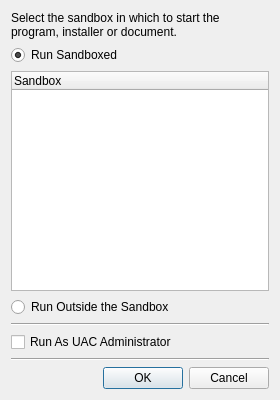
The window that SandboxiePlus/SandMan/Forms/SelectBoxWindow.ui (sandboxie-plus/Sandboxie) describes before a commit, drawn with Qt 5.
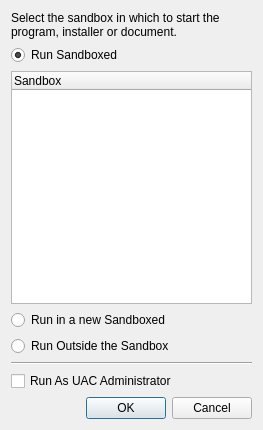
The same window after the commit.

Diff of the .ui file:
```diff
--- a/SandboxiePlus/SandMan/Forms/SelectBoxWindow.ui
+++ b/SandboxiePlus/SandMan/Forms/SelectBoxWindow.ui
@@ -6,8 +6,8 @@
    <rect>
     <x>0</x>
     <y>0</y>
-    <width>280</width>
-    <height>400</height>
+    <width>263</width>
+    <height>430</height>
    </rect>
   </property>
   <property name="sizePolicy">
@@ -34,16 +34,30 @@
   <layout class="QVBoxLayout" name="verticalLayout_2">
    <item>
     <layout class="QGridLayout" name="gridLayout">
-     <item row="0" column="0">
-      <widget class="QLabel" name="label">
+     <item row="5" column="0">
+      <widget class="Line" name="line">
+       <property name="orientation">
+        <enum>Qt::Horizontal</enum>
+       </property>
+      </widget>
+     </item>
+     <item row="1" column="0">
+      <widget class="QRadioButton" name="radBoxed">
        <property name="text">
-        <string>Select the sandbox in which to start the program, installer or document.</string>
+        <string>Run Sandboxed</string>
        </property>
-       <property name="wordWrap">
+       <property name="checked">
         <bool>true</bool>
        </property>
       </widget>
      </item>
+     <item row="7" column="0">
+      <widget class="QDialogButtonBox" name="buttonBox">
+       <property name="standardButtons">
+        <set>QDialogButtonBox::Cancel|QDialogButtonBox::Ok</set>
+       </property>
+      </widget>
+     </item>
      <item row="2" column="0">
       <widget class="QTreeWidget" name="treeBoxes">
        <column>
@@ -53,48 +67,37 @@
        </column>
       </widget>
      </item>
-     <item row="7" column="0">
-      <widget class="QDialogButtonBox" name="buttonBox">
-       <property name="standardButtons">
-        <set>QDialogButtonBox::Cancel|QDialogButtonBox::Ok</set>
-       </property>
-      </widget>
-     </item>
-     <item row="5" column="0">
-      <widget class="QCheckBox" name="chkAdmin">
-       <property name="text">
-        <string>Run As UAC Administrator</string>
-       </property>
-      </widget>
-     </item>
-     <item row="1" column="0">
-      <widget class="QRadioButton" name="radBoxed">
-       <property name="text">
-        <string>Run Sandboxed</string>
-       </property>
-       <property name="checked">
-        <bool>true</bool>
-       </property>
-      </widget>
-     </item>
-     <item row="3" column="0">
+     <item row="4" column="0">
       <widget class="QRadioButton" name="radUnBoxed">
        <property name="text">
         <string>Run Outside the Sandbox</string>
        </property>
       </widget>
      </item>
-     <item row="4" column="0">
-      <widget class="Line" name="line">
-       <property name="orientation">
-        <enum>Qt::Horizontal</enum>
-       </property>
-      </widget>
-     </item>
      <item row="6" column="0">
-      <widget class="Line" name="line_2">
-       <property name="orientation">
-        <enum>Qt::Horizontal</enum>
+      <widget class="QCheckBox" name="chkAdmin">
+       <property name="text">
+        <string>Run As UAC Administrator</string>
+       </property>
+      </widget>
+     </item>
+     <item row="0" column="0">
+      <widget class="QLabel" name="label">
+       <property name="text">
+        <string>Select the sandbox in which to start the program, installer or document.</string>
+       </property>
+       <property name="wordWrap">
+        <bool>true</bool>
+       </property>
+      </widget>
+     </item>
+     <item row="3" column="0">
+      <widget class="QRadioButton" name="radBoxedNew">
+       <property name="text">
+        <string>Run in a new Sandboxed</string>
+       </property>
+       <property name="checked">
+        <bool>false</bool>
        </property>
       </widget>
      </item>
```
